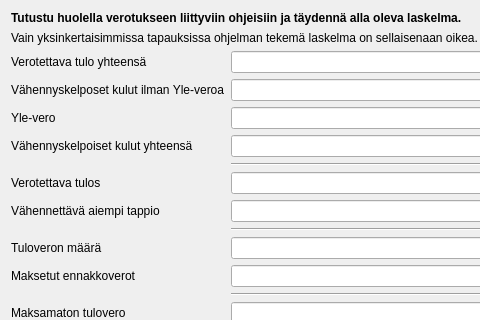
Qt form kitsas/arkisto/tuloverodialog.ui (artoh/kitupiikki) before a commit; both pictures show x 0 to 480 and y 0 to 320 of the 583 by 620 pixel window.
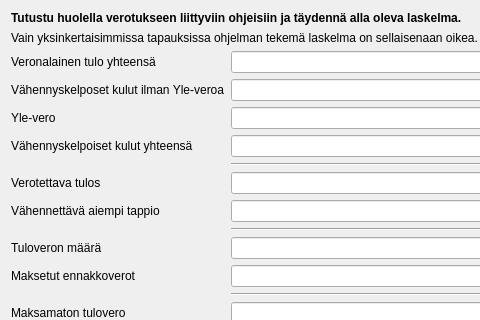
The same form after that commit. Custom widgets are drawn as their Qt base class.

Commit message: Avattu tuloverodialogin muokkauksia

Diff of the .ui file:
```diff
--- a/kitsas/arkisto/tuloverodialog.ui
+++ b/kitsas/arkisto/tuloverodialog.ui
@@ -96,7 +96,7 @@
      <item row="0" column="0">
       <widget class="QLabel" name="label">
        <property name="text">
-        <string>Verotettava tulo yhteensä</string>
+        <string>Veronalainen tulo yhteensä</string>
        </property>
        <property name="buddy">
         <cstring>tuloEdit</cstring>
```
Left out of the diff: 2 changed lines with no effect on the pictures. The commit also changes 1 other file.
